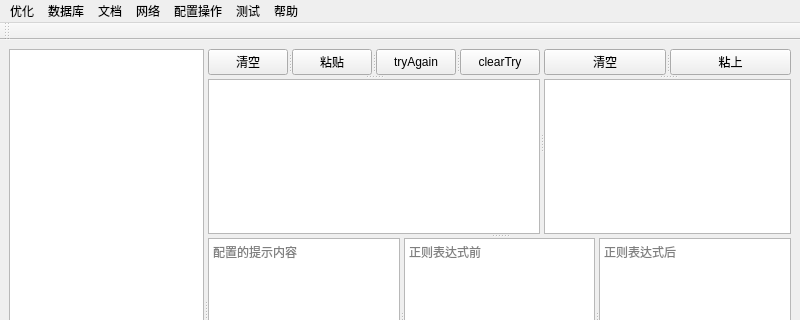
Old version of the form codesets/mainwindow.ui in the repository weilaidb/codetools; both pictures show x 0 to 800 and y 0 to 320 of the 800 by 600 pixel window.
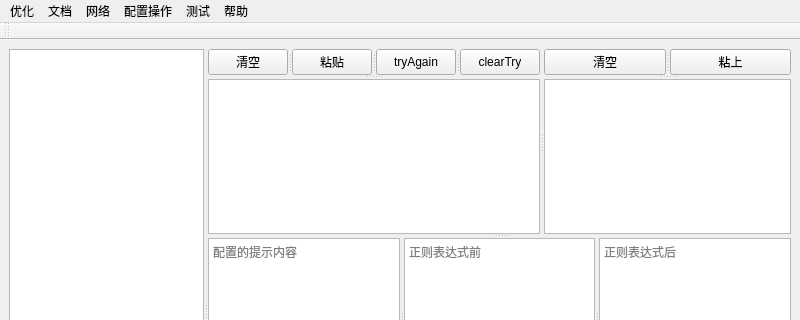
New version of the form. Icons and pictures are not drawn.

Commit message: 删除无用内容

```diff
--- a/codesets/mainwindow.ui
+++ b/codesets/mainwindow.ui
@@ -217,12 +217,6 @@
     <addaction name="action_about"/>
     <addaction name="action_attention"/>
    </widget>
-   <widget class="QMenu" name="menu_3">
-    <property name="title">
-     <string>数据库</string>
-    </property>
-    <addaction name="action_mysql_testdatabase"/>
-   </widget>
    <widget class="QMenu" name="menu_4">
     <property name="title">
      <string>文档</string>
@@ -288,7 +282,6 @@
     <addaction name="action_scan_test_dir"/>
    </widget>
    <addaction name="menuAyStle"/>
-   <addaction name="menu_3"/>
    <addaction name="menu_4"/>
    <addaction name="menu_5"/>
    <addaction name="menu_8"/>
```
The commit also changes 2 other files.
